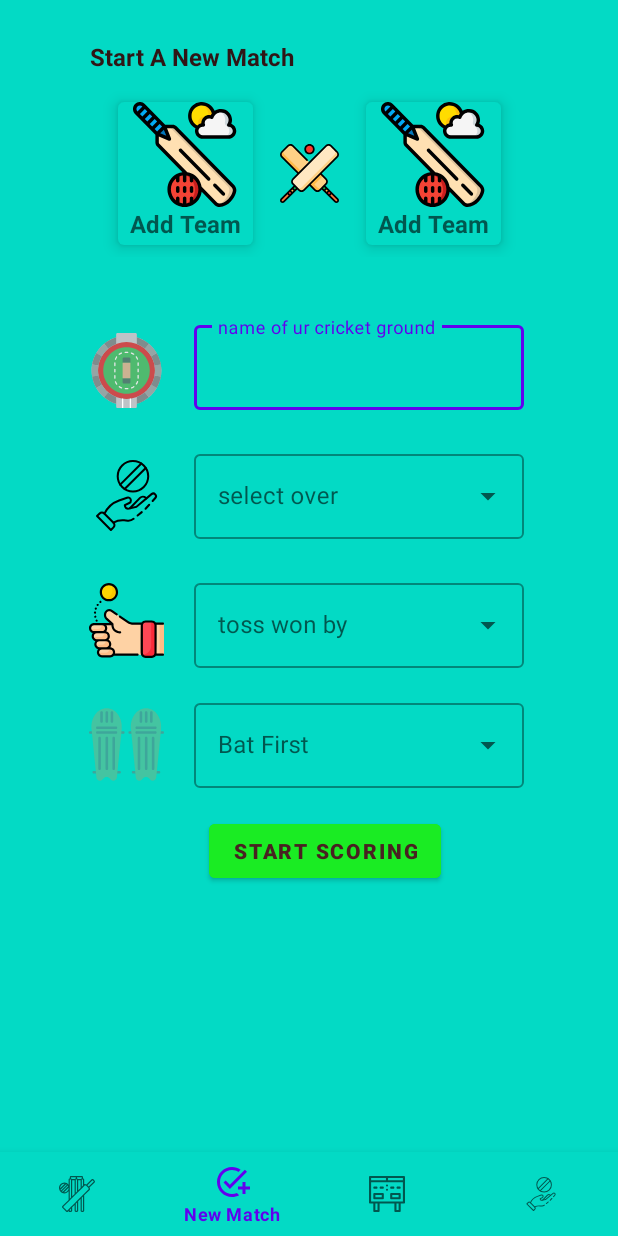
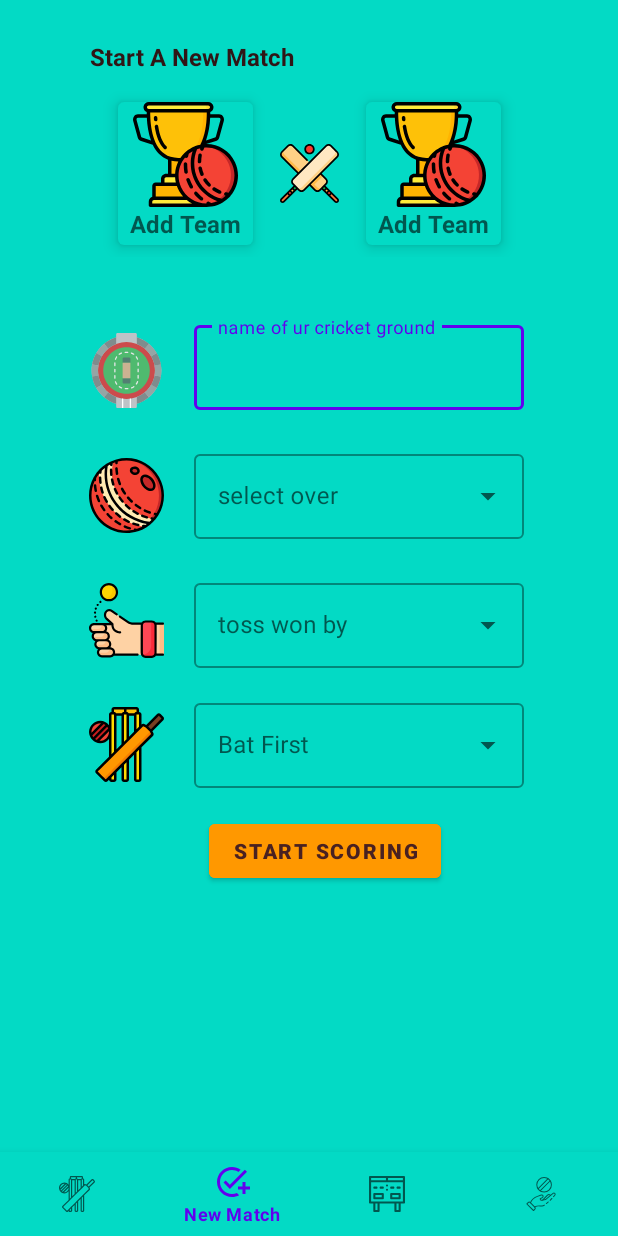
Before and after one commit to NazmulHaqueLimon/ScoreBoard2, an Android app: the screen it shows after launch (MainActivity), on a phone screen of 412 x 824 dp. Run offline under Robolectric (Android 15) with nearby library versions, the phone set to English and light mode, and no system bars; our stand-ins replace Dagger/Hilt's generated code, Room's generated code, data binding, navigation-ui.

Commit message:
few ui changes

```diff
--- a/app/src/main/res/layout/fragment_new_match.xml
+++ b/app/src/main/res/layout/fragment_new_match.xml
@@ -68,7 +68,7 @@
                             android:id="@+id/teamImage1"
                             android:layout_width="match_parent"
                             android:layout_height="70dp"
-                            app:srcCompat="@drawable/ic_cricket__1_" />
+                            app:srcCompat="@drawable/ic_trophy" />
 
                         <TextView
                             android:id="@+id/team_txt"
@@ -109,7 +109,7 @@
                             android:id="@+id/teamImage2"
                             android:layout_width="match_parent"
                             android:layout_height="70dp"
-                            app:srcCompat="@drawable/ic_cricket__1_" />
+                            app:srcCompat="@drawable/ic_trophy" />
 
                         <TextView
                             android:id="@+id/teamB_txt"
@@ -200,7 +200,7 @@
                     android:elevation="6dp"
                     app:layout_constraintStart_toStartOf="parent"
                     app:layout_constraintTop_toBottomOf="@+id/image_ground"
-                    app:srcCompat="@drawable/ic_ball">
+                    app:srcCompat="@drawable/ic_cricket__red_ball">
 
                 </ImageView>
 
@@ -277,7 +277,7 @@
                     app:layout_constraintBottom_toBottomOf="parent"
                     app:layout_constraintStart_toStartOf="parent"
                     app:layout_constraintTop_toBottomOf="@+id/image_toss"
-                    app:srcCompat="@drawable/ic_cricket__pads_">
+                    app:srcCompat="@drawable/ic_cricket__2_stump">
 
                 </ImageView>
 
@@ -315,7 +315,7 @@
                 android:layout_height="wrap_content"
                 android:layout_marginTop="16dp"
                 android:layout_marginBottom="32dp"
-                android:backgroundTint="@color/newButton"
+                android:backgroundTint="@color/buttons"
                 android:text="@string/start_scoring"
                 android:textColor="#492121"
                 android:textStyle="bold"
```
Also changed, not shown: app/src/main/res/layout/fragment_scoring.xml (+23 -14 lines).
